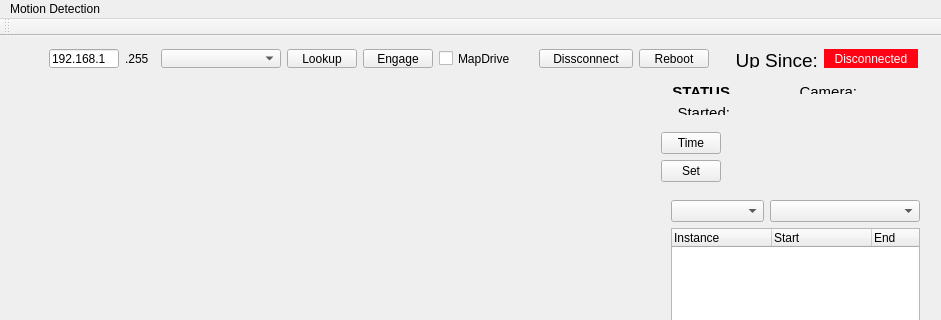
This is motion-detection/qt_region_app/region_app/mainwindow.ui in GrabMotion/motion as Qt 5 draws it before an edit; both pictures show x 0 to 941 and y 0 to 320 of the 941 by 611 pixel window. The edited form follows.
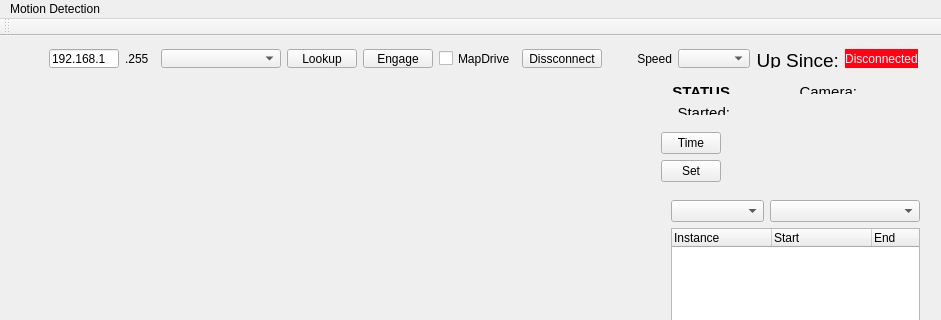
This is the edited form. Custom widgets are drawn as their Qt base class.

```diff
--- a/motion-detection/qt_region_app/region_app/mainwindow.ui
+++ b/motion-detection/qt_region_app/region_app/mainwindow.ui
@@ -23,7 +23,7 @@
       <height>41</height>
      </rect>
     </property>
-    <layout class="QHBoxLayout" name="horizontalLayout" stretch="0,0,3,0,0,0,0,0,0,0,0">
+    <layout class="QHBoxLayout" name="horizontalLayout" stretch="0,0,3,0,0,0,0,0,0,0,0,0">
      <item>
       <widget class="QLineEdit" name="network_ip">
        <property name="maximumSize">
@@ -106,19 +106,6 @@
        </property>
       </widget>
      </item>
-     <item>
-      <widget class="QPushButton" name="pushButton_4">
-       <property name="maximumSize">
-        <size>
-         <width>70</width>
-         <height>16777215</height>
-        </size>
-       </property>
-       <property name="text">
-        <string>Reboot</string>
-       </property>
-      </widget>
-     </item>
      <item>
       <spacer name="horizontalSpacer">
        <property name="orientation">
@@ -135,6 +122,26 @@
        </property>
       </spacer>
      </item>
+     <item>
+      <widget class="QLabel" name="label_6">
+       <property name="text">
+        <string>Speed</string>
+       </property>
+       <property name="alignment">
+        <set>Qt::AlignRight|Qt::AlignTrailing|Qt::AlignVCenter</set>
+       </property>
+      </widget>
+     </item>
+     <item>
+      <widget class="QComboBox" name="speedcombo">
+       <property name="maximumSize">
+        <size>
+         <width>80</width>
+         <height>16777215</height>
+        </size>
+       </property>
+      </widget>
+     </item>
      <item>
       <widget class="QLabel" name="label">
        <property name="layoutDirection">
```
Left out of the diff: 15 changed lines with no effect on the pictures.
